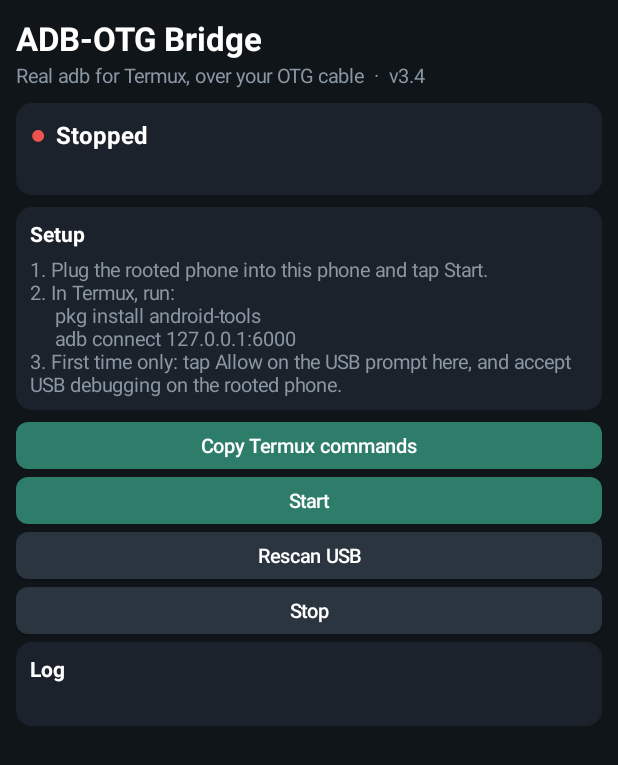
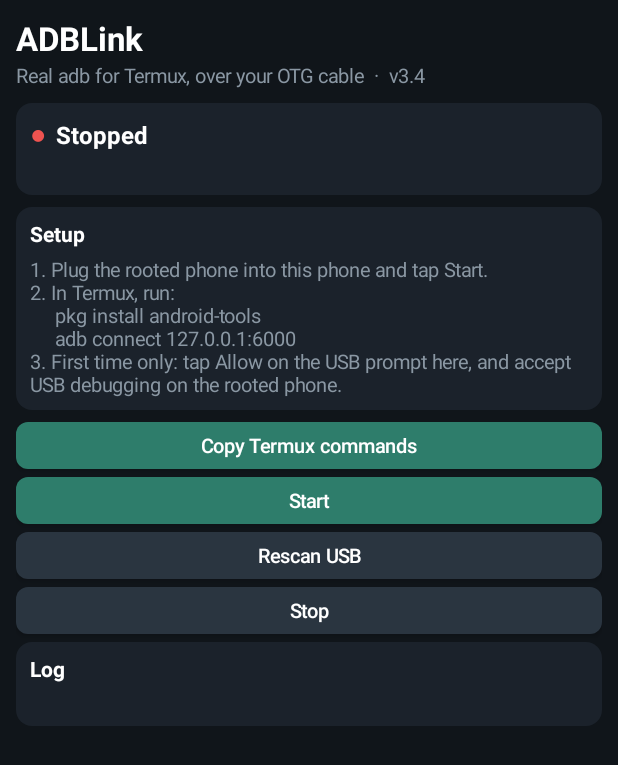
Before and after one commit to MostafaAshry513/ADBLink, an Android app: the screen it shows after launch (CliActivity), on a phone screen of 412 x 824 dp. Shown: the top 765 px of the screen. Run offline under Robolectric (Android 15) with nearby library versions, the phone set to English and light mode, and no system bars.

Commit message:
Change title from 'ADB-OTG Bridge' to 'ADBLink'

```diff
--- a/cli/src/main/kotlin/com/htetznaing/adbotg/cli/CliActivity.kt
+++ b/cli/src/main/kotlin/com/htetznaing/adbotg/cli/CliActivity.kt
@@ -52,7 +52,7 @@ class CliActivity : Activity() {
             setBackgroundColor(BG)
         }
 
-        root.addView(text("ADB-OTG Bridge", 22, TEXT, true))
+        root.addView(text("ADBLink", 22, TEXT, true))
         val sub = text(
             "Real adb for Termux, over your OTG cable  \u00B7  v" + CliService.VERSION,
             13, DIM, false
```
